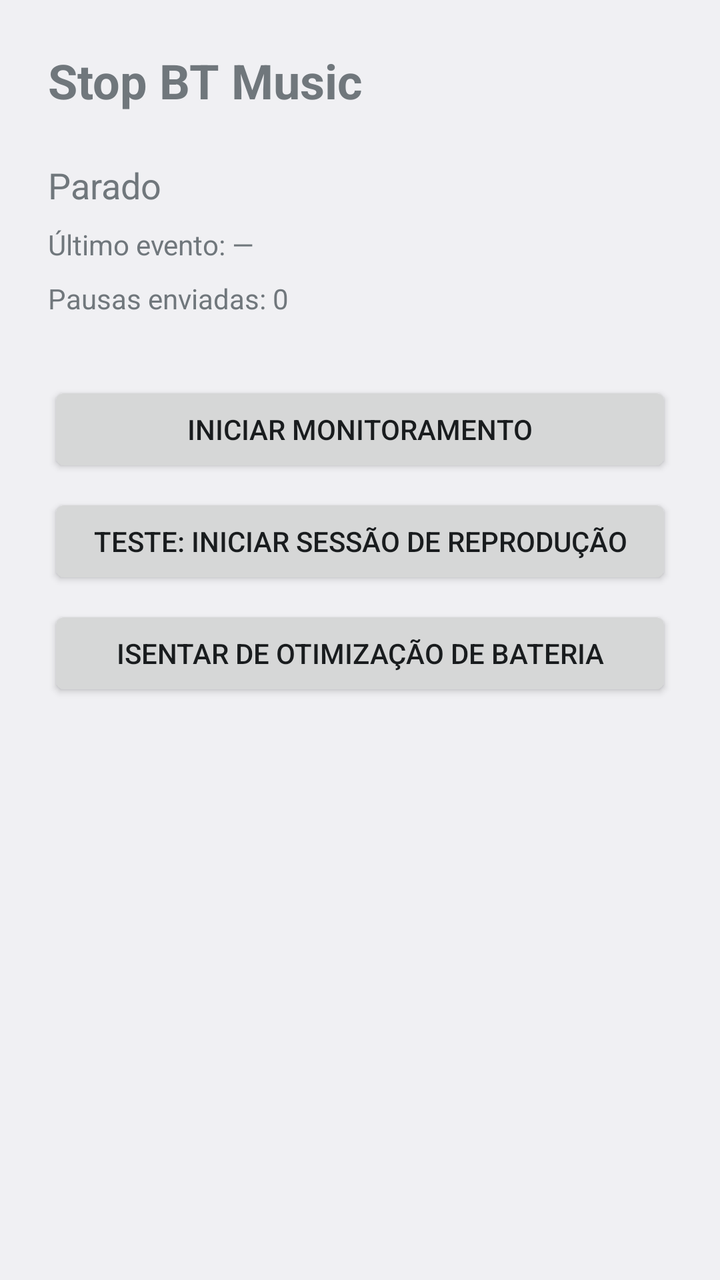
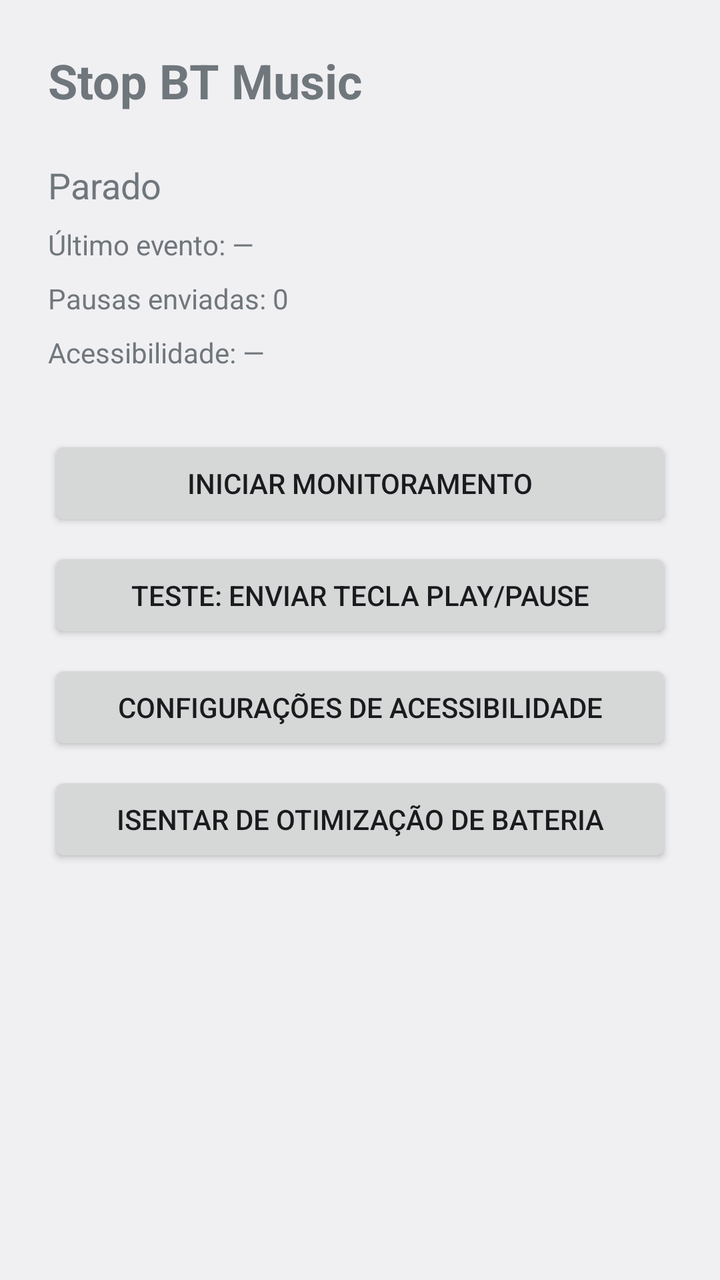

Screens rendered from an Android XML layout before and after an edit, with the pre-edit source and the edit as a unified diff.
<!-- AndroidManifest.xml: application theme android:Theme.DeviceDefault.Light.NoActionBar -->
<!-- res/layout/main.xml -->
<?xml version="1.0" encoding="utf-8"?>
<LinearLayout xmlns:android="http://schemas.android.com/apk/res/android"
    android:layout_width="match_parent"
    android:layout_height="match_parent"
    android:orientation="vertical"
    android:padding="24dp">

    <TextView
        android:layout_width="wrap_content"
        android:layout_height="wrap_content"
        android:text="@string/app_name"
        android:textSize="24sp"
        android:textStyle="bold"
        android:layout_marginBottom="24dp" />

    <TextView
        android:id="@+id/tvStatus"
        android:layout_width="wrap_content"
        android:layout_height="wrap_content"
        android:textSize="18sp"
        android:text="Parado" />

    <TextView
        android:id="@+id/tvLastEvent"
        android:layout_width="wrap_content"
        android:layout_height="wrap_content"
        android:layout_marginTop="8dp"
        android:text="Último evento: —" />

    <TextView
        android:id="@+id/tvPauseCount"
        android:layout_width="wrap_content"
        android:layout_height="wrap_content"
        android:layout_marginTop="8dp"
        android:text="Pausas enviadas: 0" />

    <Button
        android:id="@+id/btnStart"
        android:layout_width="match_parent"
        android:layout_height="wrap_content"
        android:layout_marginTop="32dp"
        android:text="@string/btn_start" />

    <Button
        android:id="@+id/btnStop"
        android:layout_width="match_parent"
        android:layout_height="wrap_content"
        android:layout_marginTop="8dp"
        android:visibility="gone"
        android:text="@string/btn_stop" />

    <Button
        android:id="@+id/btnTest"
        android:layout_width="match_parent"
        android:layout_height="wrap_content"
        android:layout_marginTop="8dp"
        android:text="@string/btn_test" />

    <Button
        android:id="@+id/btnBattery"
        android:layout_width="match_parent"
        android:layout_height="wrap_content"
        android:layout_marginTop="8dp"
        android:text="@string/btn_battery" />

</LinearLayout>
<!-- resources referenced by this layout -->
<resources>
  <string name="app_name">Stop BT Music</string>
  <string name="btn_battery">Isentar de otimização de bateria</string>
  <string name="btn_start">Iniciar monitoramento</string>
  <string name="btn_stop">Parar monitoramento</string>
  <string name="btn_test">Teste: iniciar sessão de reprodução</string>
</resources>

<!-- the commit's change to res/layout/main.xml (unified diff, before → after) -->
@@ -34,6 +34,13 @@
         android:layout_marginTop="8dp"
         android:text="Pausas enviadas: 0" />
 
+    <TextView
+        android:id="@+id/tvAcc"
+        android:layout_width="wrap_content"
+        android:layout_height="wrap_content"
+        android:layout_marginTop="8dp"
+        android:text="Acessibilidade: —" />
+
     <Button
         android:id="@+id/btnStart"
         android:layout_width="match_parent"
@@ -57,6 +64,13 @@
         android:text="@string/btn_test" />
 
     <Button
+        android:id="@+id/btnAcc"
+        android:layout_width="match_parent"
+        android:layout_height="wrap_content"
+        android:layout_marginTop="8dp"
+        android:text="@string/btn_acc" />
+
+    <Button
         android:id="@+id/btnBattery"
         android:layout_width="match_parent"
         android:layout_height="wrap_content"
<!-- resource entries referenced after the edit -->
@@ -1,9 +1,10 @@
 <!-- resources referenced by this layout -->
 <resources>
   <string name="app_name">Stop BT Music</string>
+  <string name="btn_acc">Configurações de acessibilidade</string>
   <string name="btn_battery">Isentar de otimização de bateria</string>
   <string name="btn_start">Iniciar monitoramento</string>
   <string name="btn_stop">Parar monitoramento</string>
-  <string name="btn_test">Teste: iniciar sessão de reprodução</string>
+  <string name="btn_test">Teste: enviar tecla play/pause</string>
 </resources>
 
